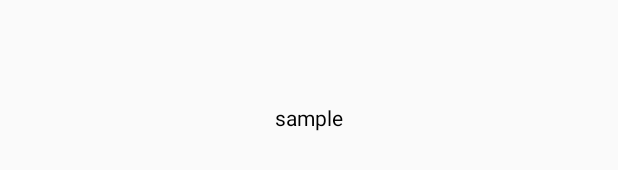
After one commit to NikKosse/MizzMaps, an Android app: the layout list_black_text.xml on its own in the app's theme, with its tools: preview values and no code run, on a phone screen of 412 x 824 dp. The commit adds this screen. Shown: the part 500-670 px from the top of the screen. Run offline under Robolectric (Android 15) with nearby library versions, the phone set to English and light mode, and no system bars.

Commit message:
List working

```diff
--- a/app/src/main/java/com/example/derek/teamb/Start.java
+++ b/app/src/main/java/com/example/derek/teamb/Start.java
@@ -15,7 +15,7 @@ public class Start extends AppCompatActivity {
         super.onCreate(savedInstanceState);
         setContentView(R.layout.activity_start);
 
-        Button btnStart = (Button) findViewById(R.id.buttonStart);
+        Button btnStart = (Button) findViewById(R.id.buttonNext);
         btnStart.setOnClickListener(new View.OnClickListener() {
             @Override
             public void onClick(View v) {
--- a/app/src/main/res/layout/activity_start.xml
+++ b/app/src/main/res/layout/activity_start.xml
@@ -36,7 +36,7 @@
         android:layout_width="wrap_content"
         android:layout_height="wrap_content"
         android:text="Start"
-        android:id="@+id/buttonStart"
+        android:id="@+id/buttonNext"
         android:background="@drawable/rounded_button"
         android:layout_alignParentBottom="true"
         android:minHeight="60dp"
@@ -60,7 +60,7 @@
         android:enabled="true"
         android:textSize="30dp"
         android:textColor="#ffffff"
-        android:layout_above="@+id/buttonStart"
+        android:layout_above="@+id/buttonNext"
         android:layout_marginBottom="20dp"
         android:layout_alignParentRight="true"
         android:layout_alignParentEnd="true"
--- /dev/null
+++ b/app/src/main/res/layout/list_black_text.xml
@@ -0,0 +1,19 @@
+<?xml version="1.0" encoding="utf-8"?>
+<!-- Definig a container for you List Item-->
+<LinearLayout
+    xmlns:android="http://schemas.android.com/apk/res/android"
+    android:gravity="center_vertical"
+    android:layout_width="fill_parent"
+    android:layout_height="fill_parent">
+    <!-- Defining where should text be placed. You set you text color here-->
+    <TextView
+        android:id="@+id/list_content"
+        android:textColor="#000000"
+        android:gravity="center"
+        android:text="sample"
+        android:layout_margin="4dip"
+        android:layout_width="fill_parent"
+        android:layout_height="wrap_content"
+        />
+
+</LinearLayout>
```
Also changed, not shown: app/src/main/java/com/example/derek/teamb/MainActivity.java (+19 -5 lines), app/src/main/res/layout/activity_main.xml (+22 -22 lines).
